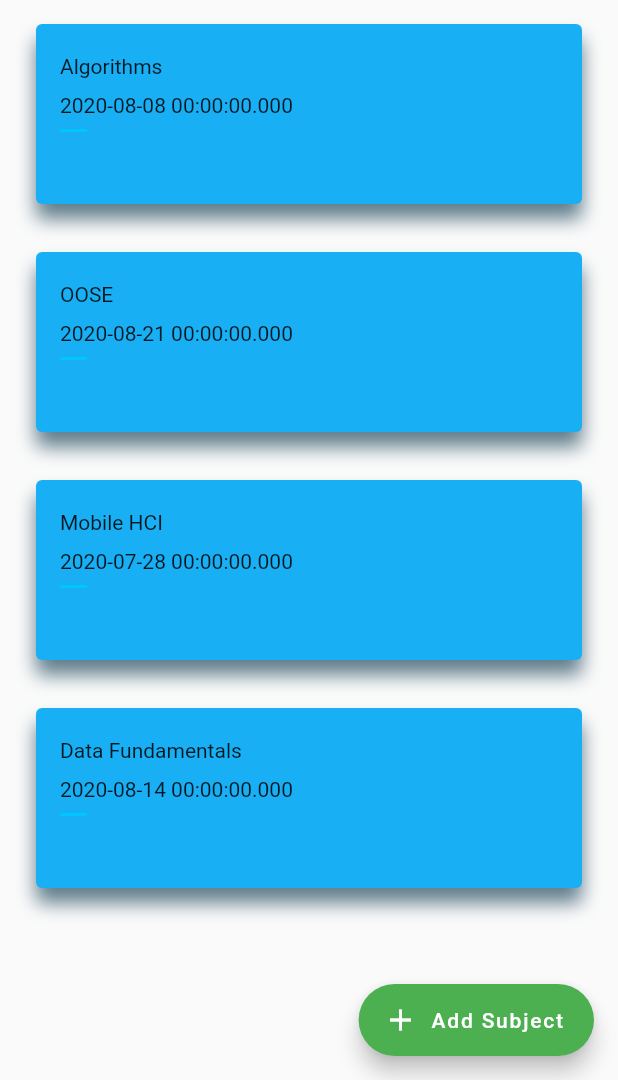
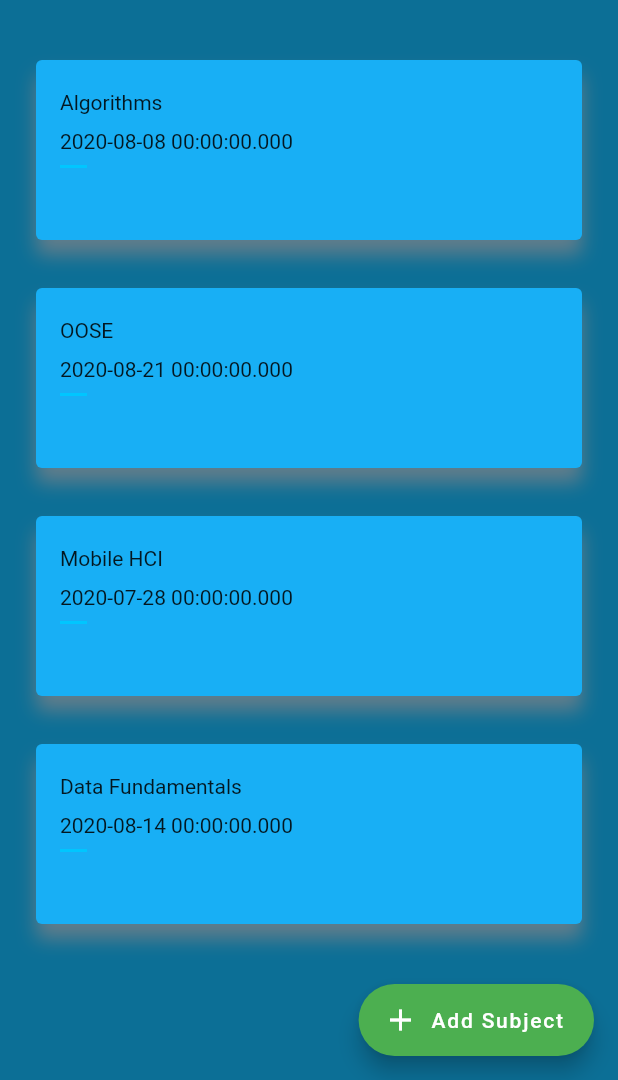
Before and after one commit to StewartWBrown/CRAM, a Flutter app: the screen it shows after launch, on a phone screen of 412 x 824 dp, the part 156-1236 px from its top. Run offline on Flutter 3.47's test engine with Material 2 defaults, Android fonts, the phone set to English and light mode, and no system bars; our stand-ins replace table_calendar.

```diff
--- a/flutter_cram/flutter_app/lib/home_page_body.dart
+++ b/flutter_cram/flutter_app/lib/home_page_body.dart
@@ -5,13 +5,27 @@ import 'subject_row.dart';
 class HomePageBody extends StatelessWidget{
   @override
   Widget build(BuildContext context) {
-   return new ListView(
-     children: <Widget>[
-
-       // Loop through list of subjects, creating a row for each one
-       for(var subject in subjects) new SubjectRow(subject)
-
-     ]
-   );
+    return Row(
+      children: [
+    Expanded(
+      child: new Container(
+        color: new Color(0xFF0c6f96),
+        child: new CustomScrollView(
+          scrollDirection: Axis.vertical,
+          shrinkWrap: false,
+          slivers: <Widget>[
+            new SliverPadding(
+              padding: const EdgeInsets.symmetric(vertical: 24.0),
+              sliver: new SliverList(
+                delegate: new SliverChildBuilderDelegate(
+                      (context, index) => new SubjectRow(subjects[index]),
+                  childCount: subjects.length,
+                ),
+              ),
+            ),
+          ],
+        ),
+      ),
+    )]);
   }
 }
```
Also changed, not shown: flutter_cram/flutter_app/lib/addSubject.dart (+10 -0 lines), flutter_cram/flutter_app/pubspec.lock.
